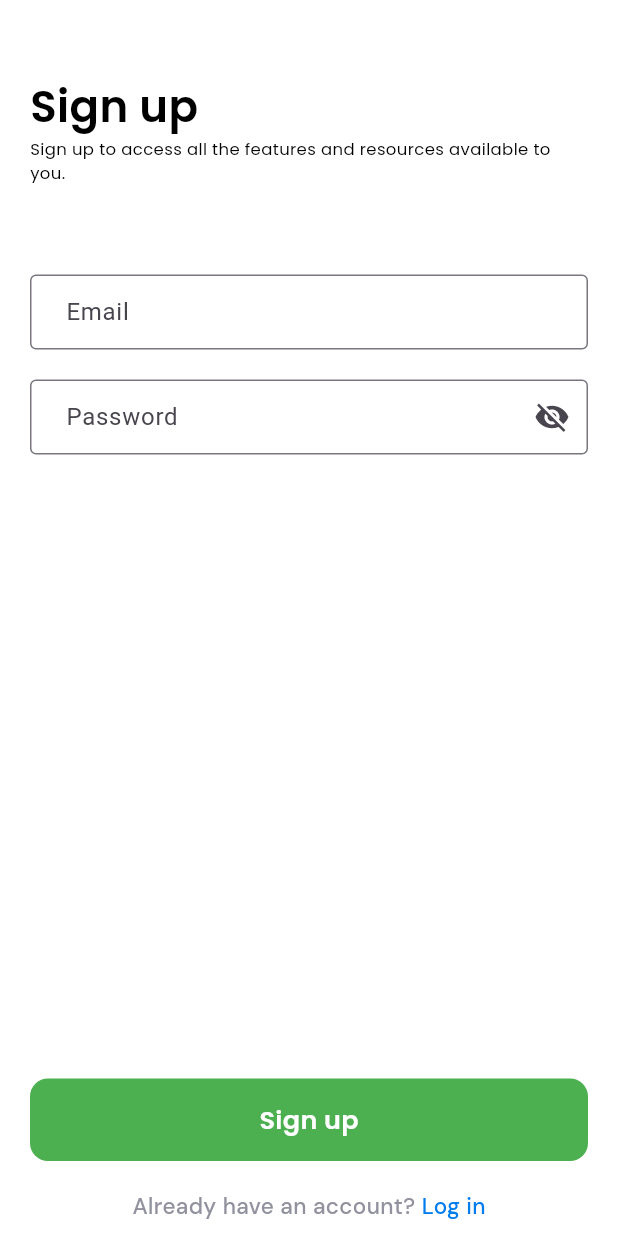
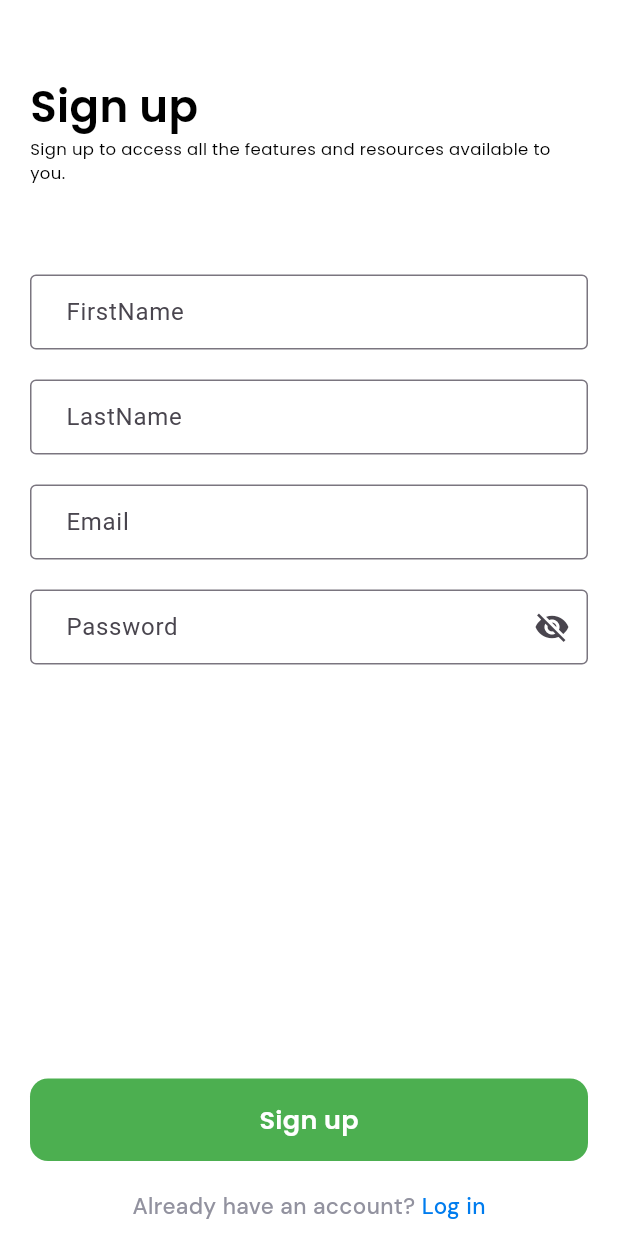
Before and after one commit to Collins-01/LearnLeap-Mobile, a Flutter app: the SignUpView screen opened by its route, on a phone screen of 412 x 824 dp. Run offline on Flutter 3.47's test engine with Material 2 defaults, Android fonts, the light colour scheme and no system bars; our stand-ins replace dio, flutter_riverpod, flutter_secure_storage, flutter_spinkit, freezed_annotation, google_fonts; missing offline and left inert: flutter_flushbar; accounts and stored records are empty.

Commit message:
Added name fields to signup view

```diff
--- a/lib/views/auth/signup_view.dart
+++ b/lib/views/auth/signup_view.dart
@@ -9,6 +9,8 @@ import 'viewmodels/signup_viewmodel.dart';
 class SignUpView extends ConsumerWidget {
   SignUpView({super.key});
   final TextEditingController emailController = TextEditingController();
+  final TextEditingController firstNameController = TextEditingController();
+  final TextEditingController lastNameController = TextEditingController();
   final TextEditingController passwordController = TextEditingController();
   final NavigationService _navigationService = NavigationService.instance;
   final GlobalKey<FormState> _formKey = GlobalKey<FormState>();
@@ -40,6 +42,18 @@ class SignUpView extends ConsumerWidget {
                               "Sign up to access all the features and resources available to you."),
                           const SizedBox(
                             height: 60,
+                          ),
+                          AppTextField(
+                            title: "FirstName",
+                            controller: firstNameController,
+                            hintText: "Collins",
+                            validator: (value) => FieldValidators.string(value),
+                          ),
+                          AppTextField(
+                            title: "LastName",
+                            controller: lastNameController,
+                            hintText: "Oriakhi",
+                            validator: (value) => FieldValidators.string(value),
                           ),
                           AppTextField(
                             title: "Email",
```
